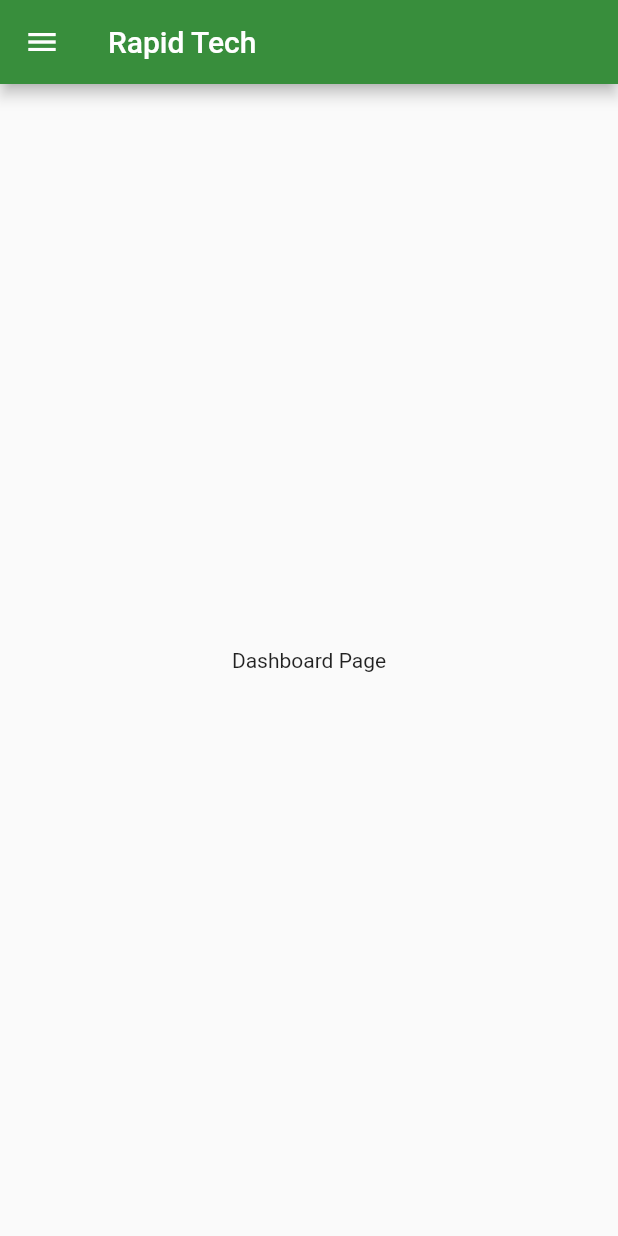
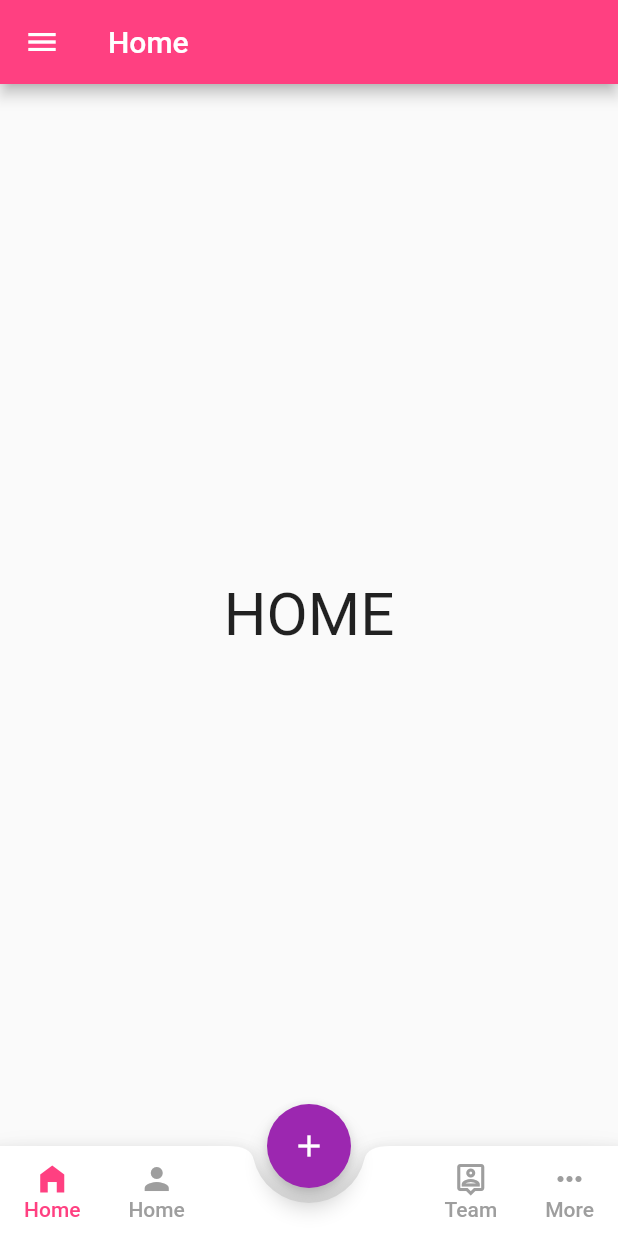
Before and after one commit to chillit/projectNIS, a Flutter app: the screen it shows after launch, on a phone screen of 412 x 824 dp. Run offline on Flutter 3.47's test engine with Material 2 defaults, Android fonts, the light colour scheme and no system bars.

Commit message:
add sidebar and bottombar
add sidebar and bottombar

```diff
--- a/lets_go/lib/dashboard.dart
+++ /dev/null
@@ -1,12 +0,0 @@
-import 'package:flutter/material.dart';
-
-class DashboardPage extends StatelessWidget {
-  @override
-  Widget build(BuildContext context) {
-    return Container(
-      child: Center(
-        child: Text("Dashboard Page"),
-      ),
-    );
-  }
-}
--- a/lets_go/lib/main.dart
+++ b/lets_go/lib/main.dart
@@ -1,171 +1,19 @@
 import 'package:flutter/material.dart';
-import 'package:lets_go/privacy_policy.dart';
-import 'package:lets_go/send_feedback.dart';
-import 'package:lets_go/settings.dart';
-
-import 'contacts.dart';
-import 'dashboard.dart';
-import 'events.dart';
-import 'my_drawer_header.dart';
-import 'notes.dart';
-import 'notifications.dart';
-
+import 'package:lets_go/screens/FabTabs.dart';
 void main() {
-  runApp(MyApp());
+  runApp(const MyApp());
 }
-
 class MyApp extends StatelessWidget {
+  const MyApp({super.key});
+  // This widget is the root of your application.
   @override
   Widget build(BuildContext context) {
     return MaterialApp(
-      debugShowCheckedModeBanner: false,
-      home: HomePage(),
+      title: 'Flutter Demo',
+      theme: ThemeData(
+        primarySwatch: Colors.blue,
+      ),
+      home: FabTabs(selectedIndex:0),
     );
   }
 }
-
-class HomePage extends StatefulWidget {
-  @override
-  _HomePageState createState() => _HomePageState();
-}
-
-class _HomePageState extends State<HomePage> {
-  var currentPage = DrawerSections.dashboard;
-
-  @override
-  Widget build(BuildContext context) {
-    var container;
-    if (currentPage == DrawerSections.dashboard) {
-      container = DashboardPage();
-    } else if (currentPage == DrawerSections.contacts) {
-      container = ContactsPage();
-    } else if (currentPage == DrawerSections.events) {
-      container = EventsPage();
-    } else if (currentPage == DrawerSections.notes) {
-      container = NotesPage();
-    } else if (currentPage == DrawerSections.settings) {
-      container = SettingsPage();
-    } else if (currentPage == DrawerSections.notifications) {
-      container = NotificationsPage();
-    } else if (currentPage == DrawerSections.privacy_policy) {
-      container = PrivacyPolicyPage();
-    } else if (currentPage == DrawerSections.send_feedback) {
-      container = SendFeedbackPage();
-    }
-    return Scaffold(
-      appBar: AppBar(
-        backgroundColor: Colors.green[700],
-        title: Text("Rapid Tech"),
-      ),
-      body: container,
-      drawer: Drawer(
-        child: SingleChildScrollView(
-          child: Container(
-            child: Column(
-              children: [
-                MyHeaderDrawer(),
-                MyDrawerList(),
-              ],
-            ),
-          ),
-        ),
-      ),
-    );
-  }
-
-  Widget MyDrawerList() {
-    return Container(
-      padding: EdgeInsets.only(
-        top: 15,
-      ),
-      child: Column(
-        // shows the list of menu drawer
-        children: [
-          menuItem(1, "Dashboard", Icons.dashboard_outlined,
-              currentPage == DrawerSections.dashboard ? true : false),
-          menuItem(2, "Contacts", Icons.people_alt_outlined,
-              currentPage == DrawerSections.contacts ? true : false),
-          menuItem(3, "Events", Icons.event,
-              currentPage == DrawerSections.events ? true : false),
-          menuItem(4, "Notes", Icons.notes,
-              currentPage == DrawerSections.notes ? true : false),
-          Divider(),
-          menuItem(5, "Settings", Icons.settings_outlined,
-              currentPage == DrawerSections.settings ? true : false),
-          menuItem(6, "Notifications", Icons.notifications_outlined,
-              currentPage == DrawerSections.notifications ? true : false),
-          Divider(),
-          menuItem(7, "Privacy policy", Icons.privacy_tip_outlined,
-              currentPage == DrawerSections.privacy_policy ? true : false),
-          menuItem(8, "Send feedback", Icons.feedback_outlined,
-              currentPage == DrawerSections.send_feedback ? true : false),
-        ],
-      ),
-    );
-  }
-
-  Widget menuItem(int id, String title, IconData icon, bool selected) {
-    return Material(
-      color: selected ? Colors.grey[300] : Colors.transparent,
-      child: InkWell(
-        onTap: () {
-          Navigator.pop(context);
-          setState(() {
-            if (id == 1) {
-              currentPage = DrawerSections.dashboard;
-            } else if (id == 2) {
-              currentPage = DrawerSections.contacts;
-            } else if (id == 3) {
-              currentPage = DrawerSections.events;
-            } else if (id == 4) {
-              currentPage = DrawerSections.notes;
-            } else if (id == 5) {
-              currentPage = DrawerSections.settings;
-            } else if (id == 6) {
-              currentPage = DrawerSections.notifications;
-            } else if (id == 7) {
-              currentPage = DrawerSections.privacy_policy;
-            } else if (id == 8) {
-              currentPage = DrawerSections.send_feedback;
-            }
-          });
-        },
-        child: Padding(
-          padding: EdgeInsets.all(15.0),
-          child: Row(
-            children: [
-              Expanded(
-                child: Icon(
-                  icon,
-                  size: 20,
-                  color: Colors.black,
-                ),
-              ),
-              Expanded(
-                flex: 3,
-                child: Text(
-                  title,
-                  style: TextStyle(
-                    color: Colors.black,
-                    fontSize: 16,
-                  ),
-                ),
-              ),
-            ],
-          ),
-        ),
-      ),
-    );
-  }
-}
-
-enum DrawerSections {
-  dashboard,
-  contacts,
-  events,
-  notes,
-  settings,
-  notifications,
-  privacy_policy,
-  send_feedback,
-}
--- /dev/null
+++ b/lets_go/lib/screens/FabTabs.dart
@@ -0,0 +1,168 @@
+import 'package:lets_go/screens/home.dart';
+import 'package:lets_go/screens/more.dart';
+import 'package:lets_go/screens/profile.dart';
+import 'package:lets_go/screens/team.dart';
+import 'package:flutter/material.dart';
+
+class FabTabs extends StatefulWidget {
+  int selectedIndex = 0;
+  FabTabs({required this.selectedIndex});
+
+  @override
+  State<FabTabs> createState() => _FabTabsState();
+}
+
+class _FabTabsState extends State<FabTabs> {
+  int currentIndex = 0;
+
+  void onItemTapped(int index){
+    setState(() {
+      widget.selectedIndex = index;
+      currentIndex = widget.selectedIndex;
+    });
+  }
+
+  @override
+  void initState() {
+    onItemTapped(widget.selectedIndex);
+    // TODO: implement initState
+    super.initState();
+  }
+
+  final List<Widget> pages = [
+    Home(),
+    Profile(),
+    Team(),
+    More()
+  ];
+
+  final PageStorageBucket bucket = PageStorageBucket();
+  @override
+  Widget build(BuildContext context) {
+    Widget currentScreen = currentIndex == 0 ? Home() : currentIndex == 1 ? Profile() :currentIndex == 2 ?Team():More();
+    return Scaffold(
+      body: PageStorage(
+        child: currentScreen,
+        bucket: bucket,
+      ),
+      floatingActionButton: FloatingActionButton(
+        backgroundColor: Colors.purple,
+        child: Icon(Icons.add),
+        onPressed: () {
+          print("add fab button");
+        },
+      ),
+      floatingActionButtonLocation: FloatingActionButtonLocation.centerDocked,
+      bottomNavigationBar: BottomAppBar(
+        shape: CircularNotchedRectangle(),
+        notchMargin: 10,
+        child: Container(
+          height: 60,
+          child: Row(
+            mainAxisAlignment: MainAxisAlignment.spaceBetween,
+            children: [
+              Row(
+                crossAxisAlignment: CrossAxisAlignment.start,
+                children: [
+                  MaterialButton(
+                    minWidth: 50,
+                    onPressed: (){
+                      setState(() {
+                        currentScreen = Home();
+                        currentIndex = 0;
+                      });
+                    },
+                    child: Column(
+                      mainAxisAlignment: MainAxisAlignment.center,
+                      children: [
+                        Icon(
+                          Icons.home_filled,
+                          color: currentIndex == 0 ? Colors.pinkAccent : Colors.grey,
+                        ),
+                        Text(
+                          "Home",
+                          style: TextStyle(color: currentIndex == 0 ? Colors.pinkAccent : Colors.grey),
+                        )
+                      ],
+                    ),
+                  ),
+                  MaterialButton(
+                    minWidth: 50,
+                    onPressed: (){
+                      setState(() {
+                        currentScreen = Profile();
+                        currentIndex = 1;
+                      });
+                    },
+                    child: Column(
+                      mainAxisAlignment: MainAxisAlignment.center,
+                      children: [
+                        Icon(
+                          Icons.person,
+                          color: currentIndex == 1 ? Colors.blueAccent : Colors.grey,
+                        ),
+                        Text(
+                          "Home",
+                          style: TextStyle(color: currentIndex == 1 ? Colors.blueAccent : Colors.grey),
+                        )
+                      ],
+                    ),
+                  )
+                ],
+              ),
+              Row(
+                crossAxisAlignment: CrossAxisAlignment.start,
+                children: [
+                  MaterialButton(
+                    minWidth: 50,
+                    onPressed: (){
+                      setState(() {
+                        currentScreen = Team();
+                        currentIndex = 2;
+                      });
+                    },
+                    child: Column(
+                      mainAxisAlignment: MainAxisAlignment.center,
+                      children: [
+                        Icon(
+                          Icons.person_pin_outlined,
+                          color: currentIndex == 2 ? Colors.blue : Colors.grey,
+                        ),
+                        Text(
+                          "Team",
+                          style: TextStyle(color: currentIndex == 2 ? Colors.blue : Colors.grey),
+                        )
+                      ],
+                    ),
+                  ),
+                  MaterialButton(
+                    minWidth: 50,
+                    onPressed: (){
+                      setState(() {
+                        currentScreen = More();
+                        currentIndex = 3;
+                      });
+                    },
+                    child: Column(
+                      mainAxisAlignment: MainAxisAlignment.center,
+                      children: [
+                        Icon(
+                          Icons.more_horiz_outlined,
+                          color: currentIndex == 3 ? Colors.orangeAccent : Colors.grey,
+                        ),
+                        Text(
+                          "More",
+                          style: TextStyle(color: currentIndex == 3 ? Colors.orangeAccent : Colors.grey),
+                        )
+                      ],
+                    ),
+                  )
+                ],
+              )
+            ],
+          ),
+        ),
+      ),
+    );
+  }
+}
--- /dev/null
+++ b/lets_go/lib/screens/home.dart
@@ -0,0 +1,32 @@
+import 'package:lets_go/sidemenu.dart';
+import 'package:flutter/material.dart';
+
+class Home extends StatefulWidget {
+  const Home({Key? key}) : super(key: key);
+
+  @override
+  State<Home> createState() => _HomeState();
+}
+
+class _HomeState extends State<Home> {
+  @override
+  Widget build(BuildContext context) {
+    return Scaffold(
+      drawer: SideMenu(),
+      appBar: AppBar(
+        title: Text("Home"),
+        backgroundColor: Colors.pinkAccent,
+      ),
+      body: Center(
+        child: Column(
+          mainAxisAlignment: MainAxisAlignment.center,
+          children: <Widget>[
+            const Text(
+              'HOME',style: TextStyle(fontSize: 40),
+            ),
+          ],
+        ),
+      ), // This trailing comma makes auto-formatting nicer for build methods.
+    );
+  }
+}
--- /dev/null
+++ b/lets_go/lib/screens/more.dart
@@ -0,0 +1,32 @@
+import 'package:lets_go/sidemenu.dart';
+import 'package:flutter/material.dart';
+
+class More extends StatefulWidget {
+  const More({Key? key}) : super(key: key);
+
+  @override
+  State<More> createState() => _HomeState();
+}
+
+class _HomeState extends State<More> {
+  @override
+  Widget build(BuildContext context) {
+    return Scaffold(
+      drawer: SideMenu(),
+      appBar: AppBar(
+        title: Text("More"),
+        backgroundColor: Colors.pinkAccent,
+      ),
+      body: Center(
+        child: Column(
+          mainAxisAlignment: MainAxisAlignment.center,
+          children: <Widget>[
+            const Text(
+              'MORE',style: TextStyle(fontSize: 40),
+            ),
+          ],
+        ),
+      ), // This trailing comma makes auto-formatting nicer for build methods.
+    );
+  }
+}
--- /dev/null
+++ b/lets_go/lib/screens/team.dart
@@ -0,0 +1,32 @@
+import 'package:lets_go/sidemenu.dart';
+import 'package:flutter/material.dart';
+
+class Team extends StatefulWidget {
+  const Team({Key? key}) : super(key: key);
+
+  @override
+  State<Team> createState() => _HomeState();
+}
+
+class _HomeState extends State<Team> {
+  @override
+  Widget build(BuildContext context) {
+    return Scaffold(
+      drawer: SideMenu(),
+      appBar: AppBar(
+        title: Text("Team"),
+        backgroundColor: Colors.pinkAccent,
+      ),
+      body: Center(
+        child: Column(
+          mainAxisAlignment: MainAxisAlignment.center,
+          children: <Widget>[
+            const Text(
+              'TEAM',style: TextStyle(fontSize: 40),
+            ),
+          ],
+        ),
+      ), // This trailing comma makes auto-formatting nicer for build methods.
+    );
+  }
+}
--- a/lets_go/pubspec.yaml
+++ b/lets_go/pubspec.yaml
@@ -59,9 +59,8 @@ flutter:
   uses-material-design: true
 
   # To add assets to your application, add an assets section, like this:
-  # assets:
-  #   - images/a_dot_burr.jpeg
-  #   - images/a_dot_ham.jpeg
+assets:
+  - assets/bg.jpeg
 
   # An image asset can refer to one or more resolution-specific "variants", see
   # https://flutter.dev/assets-and-images/#resolution-aware
```
Also changed, not shown: lets_go/lib/contacts.dart (deleted, +0 -12 lines), lets_go/lib/events.dart (deleted, +0 -17 lines), lets_go/lib/my_drawer_header.dart (deleted, +0 -44 lines), lets_go/lib/notes.dart (deleted, +0 -17 lines), lets_go/lib/notifications.dart (deleted, +0 -17 lines), lets_go/lib/privacy_policy.dart (deleted, +0 -17 lines), lets_go/lib/screens/profile.dart (added, +32 -0 lines), lets_go/lib/send_feedback.dart (deleted, +0 -17 lines), lets_go/lib/settings.dart (deleted, +0 -17 lines), lets_go/lib/sidemenu.dart (added, +63 -0 lines).
